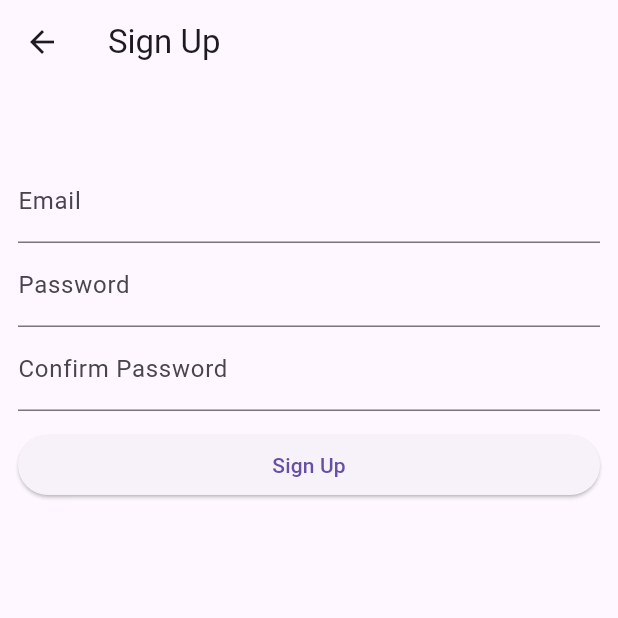
After one commit to ShreekrishnaHegde/Auth_Flutter_Supabase, a Flutter app: the screen it shows after launch, after a tap on "Don't have an account?Sign Up", on a phone screen of 412 x 824 dp, the top half of it. The commit adds this screen. Run offline on Flutter 3.47's test engine with Material 3 defaults, Android fonts, the phone set to English and light mode, and no system bars; our stand-ins replace supabase_flutter; accounts and stored records are empty.

Commit message:
Added login and signup pages, not test yet

```diff
--- a/lib/auth/auth_gate.dart
+++ b/lib/auth/auth_gate.dart
@@ -4,6 +4,7 @@ Auth gate will continuously listen for auth state changes.
 
 import 'package:flutter/material.dart';
 import 'package:myapp/pages/login_page.dart';
+import 'package:myapp/pages/profile_page.dart';
 import 'package:supabase_flutter/supabase_flutter.dart';
 
 class AuthGate extends StatelessWidget {
@@ -24,9 +25,9 @@ class AuthGate extends StatelessWidget {
         final session = snapshot.hasData ? snapshot.data!.session : null;
         //Check if there is valid session
         if (session != null) {
-          return ProfilePage();
+          return const ProfilePage();
         } else {
-          return LoginPage();
+          return const LoginPage();
         }
       },
     );
--- a/lib/auth/auth_service.dart
+++ b/lib/auth/auth_service.dart
@@ -29,8 +29,8 @@ class AuthService {
 
   //Get User Email
   String? getCurrentUserEmail() {
-    final _session = _supabase.auth.currentSession;
-    final _user=_session?.user;
-    return _user?.email;
+    final session = _supabase.auth.currentSession;
+    final user=session?.user;
+    return user?.email;
   }
 }
--- a/lib/main.dart
+++ b/lib/main.dart
@@ -1,4 +1,5 @@
 import 'package:flutter/material.dart';
+import 'package:myapp/auth/auth_gate.dart';
 import 'package:supabase_flutter/supabase_flutter.dart';
 
 void main() async {
@@ -16,6 +17,6 @@ class MyApp extends StatelessWidget {
   // This widget is the root of your application.
   @override
   Widget build(BuildContext context) {
-    return MaterialApp(home: Scaffold());
+    return MaterialApp(home: AuthGate());
   }
 }
--- a/lib/pages/login_page.dart
+++ b/lib/pages/login_page.dart
@@ -1,5 +1,6 @@
 import 'package:flutter/material.dart';
 import 'package:myapp/auth/auth_service.dart';
+import 'package:myapp/pages/register_page.dart';
 
 class LoginPage extends StatefulWidget {
   const LoginPage({super.key});
@@ -36,17 +37,25 @@ class _LoginPageState extends State<LoginPage> {
   Widget build(BuildContext context) {
     return Scaffold(
       body: ListView(
+        padding: const EdgeInsets.symmetric(horizontal: 12,vertical: 50),
         children: [
           TextField(
             controller: _emailController,
+            decoration: const InputDecoration(labelText: "Email"),
           ),
           TextField(
             controller: _passwordController,
+            decoration: const InputDecoration(labelText: "Password"),
           ),
+          const SizedBox(height: 12),
           ElevatedButton(
             onPressed: login,
             child: const Text("Login"),
           ),
+          const SizedBox(height: 12),
+          GestureDetector(
+            onTap: () =>Navigator.push(context,MaterialPageRoute(builder: (context)=> const RegisterPage()) ),
+            child: const Center(child: Text("Don't have an account?Sign Up")))
         ],
       ),
     );
--- /dev/null
+++ b/lib/pages/register_page.dart
@@ -0,0 +1,63 @@
+import 'package:flutter/material.dart';
+import 'package:myapp/auth/auth_service.dart';
+
+class RegisterPage extends StatefulWidget {
+  const RegisterPage({super.key});
+
+  @override
+  State<RegisterPage> createState() => _RegisterPageState();
+}
+
+class _RegisterPageState extends State<RegisterPage> {
+  final authService = AuthService();
+  final _emailController = TextEditingController();
+  final _passwordController = TextEditingController();
+  final _confirmPasswordController = TextEditingController();
+  void signUp() async {
+    final email = _emailController.text;
+    final password = _passwordController.text;
+    final confirmPassword = _confirmPasswordController.text;
+    if (password != confirmPassword) {
+      ScaffoldMessenger.of(
+        context,
+      ).showSnackBar(const SnackBar(content: Text("Passwords don't match")));
+      return;
+    }
+    try {
+      await authService.signUpWithEmailPassword(email, password);
+      Navigator.pop(context);
+    } catch (e) {
+      if (mounted) {
+        ScaffoldMessenger.of(
+          context,
+        ).showSnackBar(SnackBar(content: Text("Error: $e")));
+      }
+    }
+  }
+
+  @override
+  Widget build(BuildContext context) {
+    return Scaffold(
+      appBar: AppBar(title: const Text("Sign Up"),),
+      body: ListView(
+        padding:const  EdgeInsets.symmetric(horizontal: 12,vertical: 50),
+        children: [
+          TextField(
+            controller: _emailController,
+            decoration: const InputDecoration(labelText: "Email"),
+          ),
+          TextField(
+            controller: _passwordController,
+            decoration: const InputDecoration(labelText: "Password"),
+          ),
+          TextField(
+            controller: _confirmPasswordController,
+            decoration: InputDecoration(labelText:"Confirm Password"),
+          ),
+          const SizedBox(height: 12),
+          ElevatedButton(onPressed: signUp, child: Text("Sign Up")),
+        ],
+      ),
+    );
+  }
+}
```
Also changed, not shown: lib/pages/profile_page.dart (added, +15 -0 lines).
